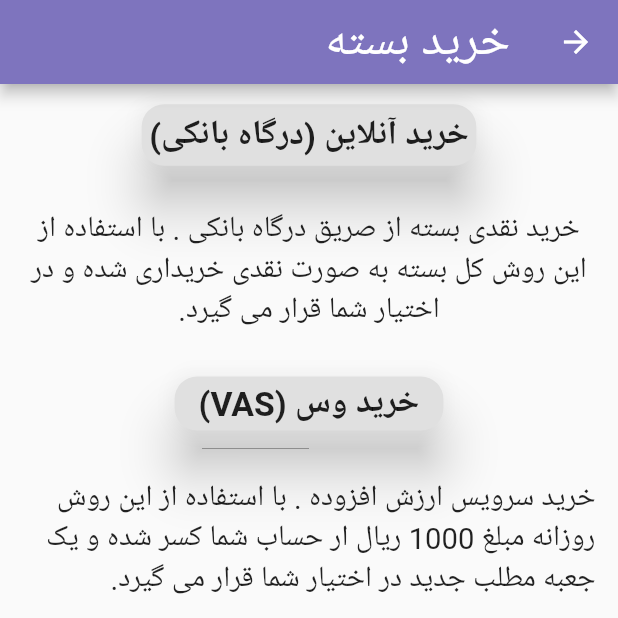
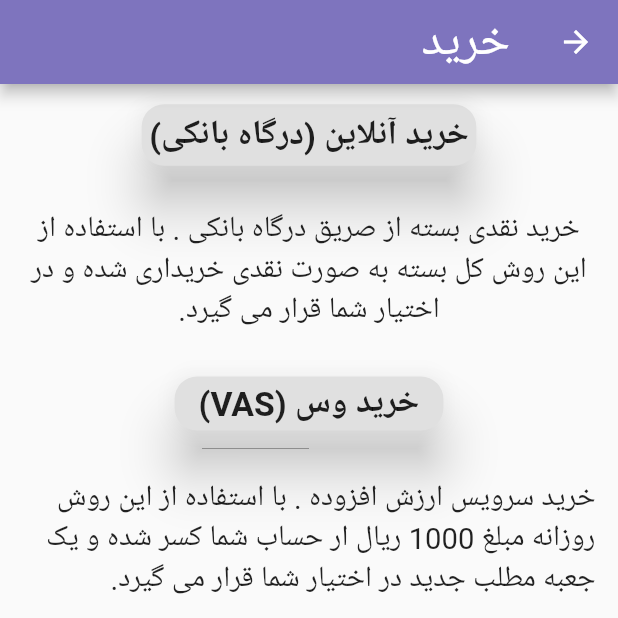
Before and after one commit to ArmitaCo/Flutter, a Flutter app: the MoneyPage screen opened directly, on a phone screen of 412 x 824 dp, the top half of it. Run offline on Flutter 3.47's test engine with Material 2 defaults, Android fonts, the phone set to English and light mode, and no system bars; our stand-ins replace shared_preferences; missing offline and left inert: flutter_webview_plugin; accounts and stored records are empty.

Commit message:
graphics improved

```diff
--- a/lib/Pages/MoneyPage.dart
+++ b/lib/Pages/MoneyPage.dart
@@ -11,7 +11,7 @@ class MoneyPageState extends State<MoneyPage> {
   Widget build(BuildContext context) {
     return new Scaffold(
       appBar: AppBar(
-        title: Text("خرید بسته",
+        title: Text("خرید",
             textScaleFactor: 1.6,textAlign: TextAlign.center,)
       ),
       body: Center(
```
Also changed, not shown: lib/Pages/SelectedPackage.dart (+3 -4 lines).
